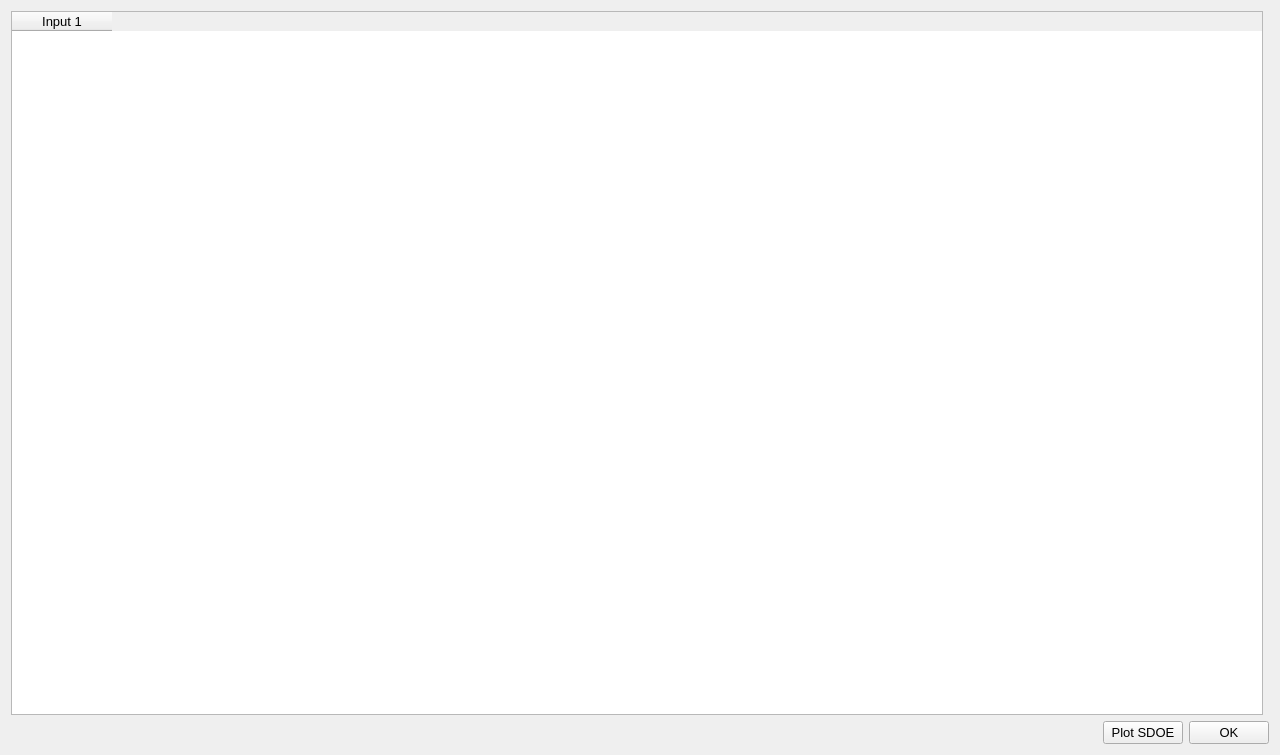
Before: the Qt Designer form foqus_lib/gui/sdoe/sdoePreview_UI.ui in CCSI-Toolset/FOQUS, drawn with Qt 5.
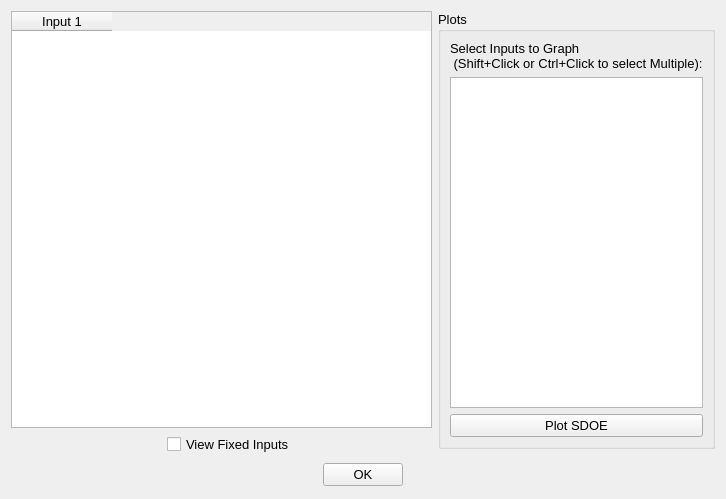
After: the same form once the commit is applied.

```diff
--- a/foqus_lib/gui/sdoe/sdoePreview_UI.ui
+++ b/foqus_lib/gui/sdoe/sdoePreview_UI.ui
@@ -9,8 +9,8 @@
    <rect>
     <x>0</x>
     <y>0</y>
-    <width>1280</width>
-    <height>755</height>
+    <width>726</width>
+    <height>499</height>
    </rect>
   </property>
   <property name="font">
@@ -46,10 +46,85 @@
       </widget>
      </item>
      <item>
-      <layout class="QHBoxLayout" name="horizontalLayout_2"/>
+      <layout class="QHBoxLayout" name="horizontalLayout_2">
+       <item>
+        <spacer name="horizontalSpacer_3">
+         <property name="orientation">
+          <enum>Qt::Horizontal</enum>
+         </property>
+         <property name="sizeHint" stdset="0">
+          <size>
+           <width>208</width>
+           <height>20</height>
+          </size>
+         </property>
+        </spacer>
+       </item>
+       <item>
+        <widget class="QCheckBox" name="fixedInputsCheck">
+         <property name="text">
+          <string>View Fixed Inputs</string>
+         </property>
+        </widget>
+       </item>
+       <item>
+        <spacer name="horizontalSpacer_4">
+         <property name="orientation">
+          <enum>Qt::Horizontal</enum>
+         </property>
+         <property name="sizeHint" stdset="0">
+          <size>
+           <width>188</width>
+           <height>20</height>
+          </size>
+         </property>
+        </spacer>
+       </item>
+      </layout>
      </item>
     </layout>
    </item>
+   <item row="0" column="1">
+    <widget class="QGroupBox" name="group1D">
+     <property name="title">
+      <string>Plots</string>
+     </property>
+     <layout class="QGridLayout" name="gridLayout">
+      <item row="0" column="0">
+       <layout class="QVBoxLayout" name="verticalLayout">
+        <item>
+         <widget class="QLabel" name="label">
+          <property name="text">
+           <string>Select Inputs to Graph
+ (Shift+Click or Ctrl+Click to select Multiple):</string>
+          </property>
+         </widget>
+        </item>
+        <item>
+         <widget class="QListWidget" name="inputList">
+          <property name="focusPolicy">
+           <enum>Qt::WheelFocus</enum>
+          </property>
+          <property name="toolTip">
+           <string/>
+          </property>
+         </widget>
+        </item>
+        <item>
+         <widget class="QPushButton" name="plotSdoeButton">
+          <property name="focusPolicy">
+           <enum>Qt::NoFocus</enum>
+          </property>
+          <property name="text">
+           <string>Plot SDOE</string>
+          </property>
+         </widget>
+        </item>
+       </layout>
+      </item>
+     </layout>
+    </widget>
+   </item>
    <item row="2" column="0" colspan="2">
     <layout class="QHBoxLayout" name="horizontalLayout">
      <item>
@@ -65,16 +140,6 @@
        </property>
       </spacer>
      </item>
-     <item>
-      <widget class="QPushButton" name="plotSdoeButton">
-       <property name="focusPolicy">
-        <enum>Qt::NoFocus</enum>
-       </property>
-       <property name="text">
-        <string>Plot SDOE</string>
-       </property>
-      </widget>
-     </item>
      <item>
       <widget class="QPushButton" name="okButton">
        <property name="focusPolicy">
@@ -85,6 +150,19 @@
        </property>
       </widget>
      </item>
+     <item>
+      <spacer name="horizontalSpacer_2">
+       <property name="orientation">
+        <enum>Qt::Horizontal</enum>
+       </property>
+       <property name="sizeHint" stdset="0">
+        <size>
+         <width>218</width>
+         <height>27</height>
+        </size>
+       </property>
+      </spacer>
+     </item>
     </layout>
    </item>
   </layout>
```
Left out of the diff: 11 changed lines with no effect on the pictures.
